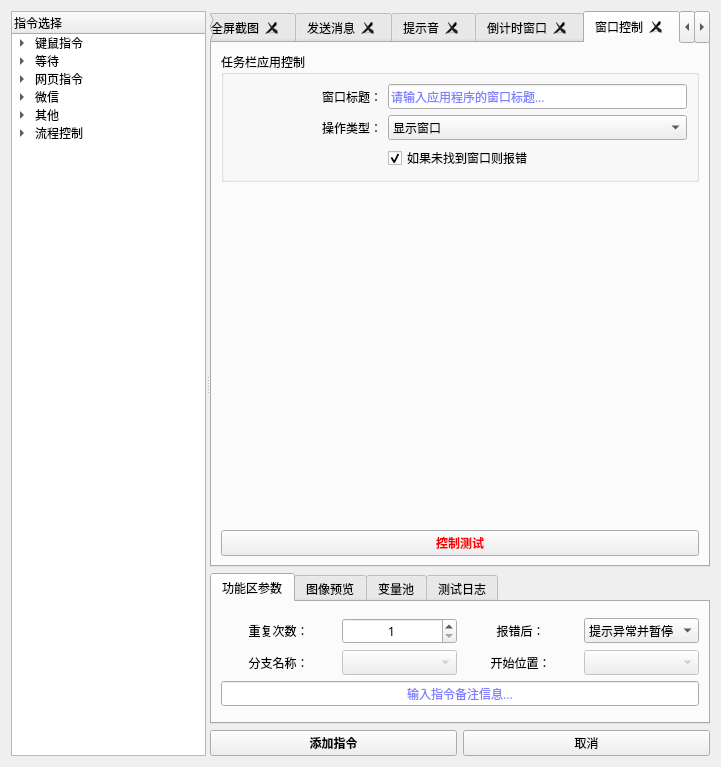
Above: 窗体/navigation.ui from FsterThanLight/automatic_clicker_2 before the change. Below: the same form after it.
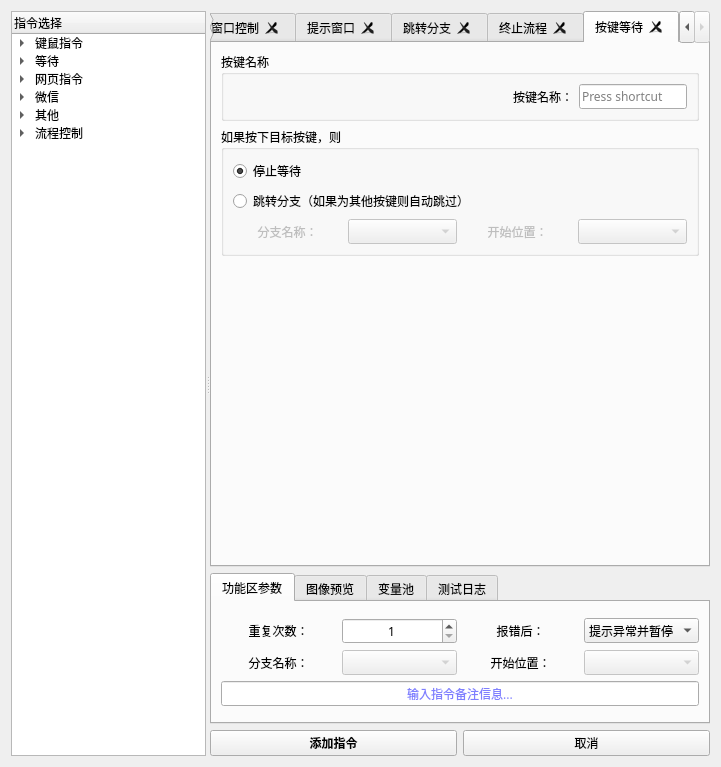
That is the form after the change. Icons and pictures are not drawn.

Commit message: 2024年02月21日 17:16:55 运行可选择不同分支的窗口

What changed in the file:
```diff
--- a/窗体/navigation.ui
+++ b/窗体/navigation.ui
@@ -249,7 +249,7 @@
           <enum>QTabWidget::Rounded</enum>
          </property>
          <property name="currentIndex">
-          <number>24</number>
+          <number>28</number>
          </property>
          <property name="elideMode">
           <enum>Qt::ElideNone</enum>
@@ -12099,6 +12099,118 @@
            </item>
           </layout>
          </widget>
+         <widget class="QWidget" name="tab_33">
+          <attribute name="title">
+           <string>按键等待</string>
+          </attribute>
+          <layout class="QVBoxLayout" name="verticalLayout_75">
+           <item>
+            <widget class="QGroupBox" name="groupBox_40">
+             <property name="title">
+              <string>按键名称</string>
+             </property>
+             <layout class="QGridLayout" name="gridLayout_45" columnstretch="1,0">
+              <item row="0" column="1">
+               <widget class="QKeySequenceEdit" name="keySequenceEdit_2"/>
+              </item>
+              <item row="0" column="0">
+               <widget class="QLabel" name="label_131">
+                <property name="text">
+                 <string>按键名称：</string>
+                </property>
+                <property name="alignment">
+                 <set>Qt::AlignRight|Qt::AlignTrailing|Qt::AlignVCenter</set>
+                </property>
+               </widget>
+              </item>
+             </layout>
+            </widget>
+           </item>
+           <item>
+            <widget class="QGroupBox" name="groupBox_41">
+             <property name="title">
+              <string>如果按下目标按键，则</string>
+             </property>
+             <layout class="QVBoxLayout" name="verticalLayout_73">
+              <item>
+               <widget class="QRadioButton" name="radioButton_22">
+                <property name="text">
+                 <string>停止等待</string>
+                </property>
+                <property name="checked">
+                 <bool>true</bool>
+                </property>
+               </widget>
+              </item>
+              <item>
+               <layout class="QGridLayout" name="gridLayout_46" columnstretch="1,1,1,1">
+                <item row="1" column="0">
+                 <widget class="QLabel" name="label_133">
+                  <property name="enabled">
+                   <bool>false</bool>
+                  </property>
+                  <property name="text">
+                   <string>分支名称：</string>
+                  </property>
+                  <property name="alignment">
+                   <set>Qt::AlignCenter</set>
+                  </property>
+                 </widget>
+                </item>
+                <item row="1" column="1">
+                 <widget class="QComboBox" name="comboBox_41">
+                  <property name="enabled">
+                   <bool>false</bool>
+                  </property>
+                 </widget>
+                </item>
+                <item row="1" column="2">
+                 <widget class="QLabel" name="label_132">
+                  <property name="enabled">
+                   <bool>false</bool>
+                  </property>
+                  <property name="text">
+                   <string>开始位置：</string>
+                  </property>
+                  <property name="alignment">
+                   <set>Qt::AlignCenter</set>
+                  </property>
+                 </widget>
+                </item>
+                <item row="1" column="3">
+                 <widget class="QComboBox" name="comboBox_42">
+                  <property name="enabled">
+                   <bool>false</bool>
+                  </property>
+                 </widget>
+                </item>
+                <item row="0" column="0" colspan="4">
+                 <widget class="QRadioButton" name="radioButton_21">
+                  <property name="text">
+                   <string>跳转分支（如果为其他按键则自动跳过）</string>
+                  </property>
+                 </widget>
+                </item>
+               </layout>
+              </item>
+             </layout>
+            </widget>
+           </item>
+           <item>
+            <spacer name="verticalSpacer_26">
+             <property name="orientation">
+              <enum>Qt::Vertical</enum>
+             </property>
+             <property name="sizeHint" stdset="0">
+              <size>
+               <width>20</width>
+               <height>272</height>
+              </size>
+             </property>
+            </spacer>
+           </item>
+          </layout>
+         </widget>
         </widget>
        </item>
        <item>
```
Left out of the diff: 5 changed lines with no effect on the pictures. The commit also changes 14 other files.
